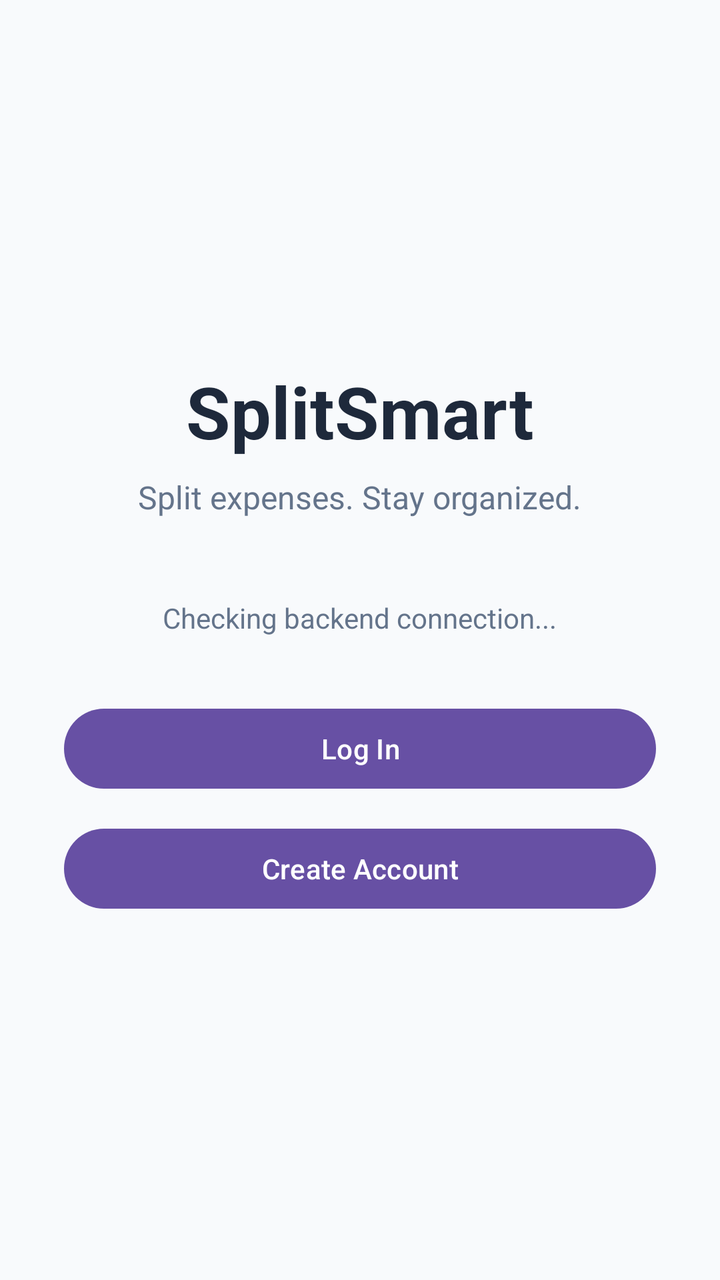
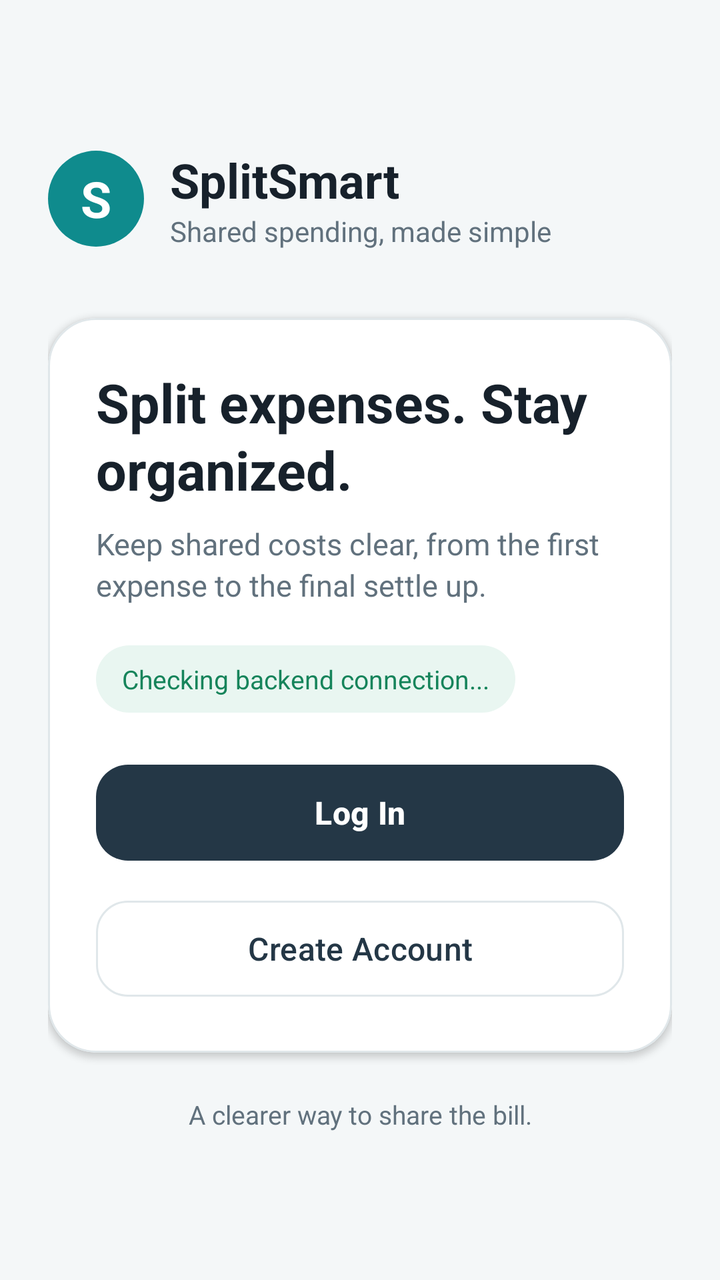

Before-and-after screenshots of an Android layout around one commit, followed by the original layout XML and the change that was made.
<!-- AndroidManifest.xml: application theme Theme.MyApplication -->
<!-- res/layout/activity_main.xml -->
<?xml version="1.0" encoding="utf-8"?>
<LinearLayout
    xmlns:android="http://schemas.android.com/apk/res/android"
    android:layout_width="match_parent"
    android:layout_height="match_parent"
    android:orientation="vertical"
    android:gravity="center"
    android:padding="32dp"
    android:background="#F8FAFC">

    <TextView
        android:id="@+id/tvAppTitle"
        android:layout_width="wrap_content"
        android:layout_height="wrap_content"
        android:text="SplitSmart"
        android:textSize="36sp"
        android:textStyle="bold"
        android:textColor="#1E293B"
        android:layout_marginBottom="8dp" />

    <TextView
        android:layout_width="wrap_content"
        android:layout_height="wrap_content"
        android:text="Split expenses. Stay organized."
        android:textSize="16sp"
        android:textColor="#64748B"
        android:layout_marginBottom="40dp" />

    <TextView
        android:id="@+id/tvConnectionStatus"
        android:layout_width="wrap_content"
        android:layout_height="wrap_content"
        android:text="Checking backend connection..."
        android:textSize="14sp"
        android:textColor="#64748B"
        android:layout_marginBottom="32dp" />

    <Button
        android:id="@+id/btnLogin"
        android:layout_width="match_parent"
        android:layout_height="wrap_content"
        android:text="Log In"
        android:layout_marginBottom="12dp" />

    <Button
        android:id="@+id/btnRegister"
        android:layout_width="match_parent"
        android:layout_height="wrap_content"
        android:text="Create Account" />

    <Button
        android:id="@+id/btnGroups"
        android:layout_width="match_parent"
        android:layout_height="wrap_content"
        android:text="My Groups &amp; Expenses"
        android:visibility="gone" />

    <Button
        android:id="@+id/btnLogout"
        android:layout_width="match_parent"
        android:layout_height="wrap_content"
        android:text="Log Out"
        android:layout_marginTop="16dp"
        android:visibility="gone" />

</LinearLayout>
<!-- resources referenced by this layout -->
<resources>
  <style name="Theme.MyApplication" parent="Base.Theme.MyApplication" />
  <style name="Base.Theme.MyApplication" parent="Theme.Material3.DayNight.NoActionBar">
          
          
      </style>
</resources>

<!-- the commit's change to res/layout/activity_main.xml (unified diff, before → after) -->
@@ -1,66 +1,184 @@
 <?xml version="1.0" encoding="utf-8"?>
-<LinearLayout
-    xmlns:android="http://schemas.android.com/apk/res/android"
+<ScrollView xmlns:android="http://schemas.android.com/apk/res/android"
+    xmlns:app="http://schemas.android.com/apk/res-auto"
     android:layout_width="match_parent"
     android:layout_height="match_parent"
-    android:orientation="vertical"
-    android:gravity="center"
-    android:padding="32dp"
-    android:background="#F8FAFC">
+    android:fillViewport="true"
+    android:background="@color/surface_app">
 
-    <TextView
-        android:id="@+id/tvAppTitle"
-        android:layout_width="wrap_content"
-        android:layout_height="wrap_content"
-        android:text="SplitSmart"
-        android:textSize="36sp"
-        android:textStyle="bold"
-        android:textColor="#1E293B"
-        android:layout_marginBottom="8dp" />
+    <LinearLayout
+        android:layout_width="match_parent"
+        android:layout_height="match_parent"
+        android:orientation="vertical"
+        android:gravity="center_vertical"
+        android:paddingStart="24dp"
+        android:paddingEnd="24dp"
+        android:paddingTop="36dp"
+        android:paddingBottom="36dp">
 
-    <TextView
-        android:layout_width="wrap_content"
-        android:layout_height="wrap_content"
-        android:text="Split expenses. Stay organized."
-        android:textSize="16sp"
-        android:textColor="#64748B"
-        android:layout_marginBottom="40dp" />
+        <LinearLayout
+            android:layout_width="match_parent"
+            android:layout_height="wrap_content"
+            android:gravity="center_vertical"
+            android:orientation="horizontal"
+            android:layout_marginBottom="34dp">
 
-    <TextView
-        android:id="@+id/tvConnectionStatus"
-        android:layout_width="wrap_content"
-        android:layout_height="wrap_content"
-        android:text="Checking backend connection..."
-        android:textSize="14sp"
-        android:textColor="#64748B"
-        android:layout_marginBottom="32dp" />
+            <TextView
+                android:layout_width="48dp"
+                android:layout_height="48dp"
+                android:background="@drawable/bg_brand_mark"
+                android:gravity="center"
+                android:text="S"
+                android:textColor="@color/white"
+                android:textSize="25sp"
+                android:textStyle="bold" />
 
-    <Button
-        android:id="@+id/btnLogin"
-        android:layout_width="match_parent"
-        android:layout_height="wrap_content"
-        android:text="Log In"
-        android:layout_marginBottom="12dp" />
+            <LinearLayout
+                android:layout_width="wrap_content"
+                android:layout_height="wrap_content"
+                android:orientation="vertical"
+                android:layout_marginStart="13dp">
 
-    <Button
-        android:id="@+id/btnRegister"
-        android:layout_width="match_parent"
-        android:layout_height="wrap_content"
-        android:text="Create Account" />
+                <TextView
+                    android:layout_width="wrap_content"
+                    android:layout_height="wrap_content"
+                    android:text="SplitSmart"
+                    android:textColor="@color/ink"
+                    android:textSize="24sp"
+                    android:textStyle="bold" />
 
-    <Button
-        android:id="@+id/btnGroups"
-        android:layout_width="match_parent"
-        android:layout_height="wrap_content"
-        android:text="My Groups &amp; Expenses"
-        android:visibility="gone" />
+                <TextView
+                    android:layout_width="wrap_content"
+                    android:layout_height="wrap_content"
+                    android:text="Shared spending, made simple"
+                    android:textColor="@color/text_secondary"
+                    android:textSize="14sp" />
+            </LinearLayout>
+        </LinearLayout>
 
-    <Button
-        android:id="@+id/btnLogout"
-        android:layout_width="match_parent"
-        android:layout_height="wrap_content"
-        android:text="Log Out"
-        android:layout_marginTop="16dp"
-        android:visibility="gone" />
+        <com.google.android.material.card.MaterialCardView
+            android:layout_width="match_parent"
+            android:layout_height="wrap_content"
+            app:cardBackgroundColor="@color/white"
+            app:cardCornerRadius="24dp"
+            app:cardElevation="2dp"
+            app:strokeColor="@color/card_outline"
+            app:strokeWidth="1dp">
 
-</LinearLayout>
+            <LinearLayout
+                android:layout_width="match_parent"
+                android:layout_height="wrap_content"
+                android:orientation="vertical"
+                android:padding="24dp">
+
+                <TextView
+                    android:layout_width="match_parent"
+                    android:layout_height="wrap_content"
+                    android:text="Split expenses. Stay organized."
+                    android:textColor="@color/ink"
+                    android:textSize="27sp"
+                    android:textStyle="bold"
+                    android:lineSpacingExtra="2dp" />
+
+                <TextView
+                    android:layout_width="match_parent"
+                    android:layout_height="wrap_content"
+                    android:text="Keep shared costs clear, from the first expense to the final settle up."
+                    android:textColor="@color/text_secondary"
+                    android:textSize="15sp"
+                    android:lineSpacingExtra="3dp"
+                    android:layout_marginTop="9dp"
+                    android:layout_marginBottom="20dp" />
+
+                <TextView
+                    android:id="@+id/tvConnectionStatus"
+                    android:layout_width="wrap_content"
+                    android:layout_height="wrap_content"
+                    android:background="@drawable/bg_status_chip"
+                    android:paddingStart="13dp"
+                    android:paddingEnd="13dp"
+                    android:paddingTop="8dp"
+                    android:paddingBottom="8dp"
+                    android:text="Checking backend connection..."
+                    android:textColor="@color/success"
+                    android:textSize="13sp"
+                    android:layout_marginBottom="22dp" />
+
+                <com.google.android.material.button.MaterialButton
+                    android:id="@+id/btnLogin"
+                    android:layout_width="match_parent"
+                    android:layout_height="56dp"
+                    android:text="Log In"
+                    android:textAllCaps="false"
+                    android:textSize="16sp"
+                    android:textStyle="bold"
+                    android:textColor="@color/white"
+                    app:backgroundTint="@color/brand_ink"
+                    app:cornerRadius="16dp" />
+
+                <com.google.android.material.button.MaterialButton
+                    android:id="@+id/btnRegister"
+                    style="@style/Widget.Material3.Button.OutlinedButton"
+                    android:layout_width="match_parent"
+                    android:layout_height="56dp"
+                    android:text="Create Account"
+                    android:textAllCaps="false"
+                    android:textSize="16sp"
+                    android:textColor="@color/brand_ink"
+                    app:strokeColor="@color/card_outline"
+                    app:cornerRadius="16dp"
+                    android:layout_marginTop="12dp" />
+
+                <com.google.android.material.button.MaterialButton
+                    android:id="@+id/btnGroups"
+                    android:layout_width="match_parent"
+                    android:layout_height="56dp"
+                    android:text="My Groups &amp; Expenses"
+                    android:textAllCaps="false"
+                    android:textSize="16sp"
+                    android:textStyle="bold"
+                    android:textColor="@color/white"
+                    app:backgroundTint="@color/brand_ink"
+                    app:cornerRadius="16dp"
+                    android:visibility="gone" />
+
+                <com.google.android.material.button.MaterialButton
+                    android:id="@+id/btnCreateGroup"
+                    android:layout_width="match_parent"
+                    android:layout_height="56dp"
+                    android:text="＋  Create a Group"
+                    android:textAllCaps="false"
+                    android:textSize="16sp"
+                    android:textStyle="bold"
+                    android:textColor="@color/white"
+                    app:backgroundTint="@color/brand_teal"
+                    app:cornerRadius="16dp"
+                    android:layout_marginTop="12dp"
+                    android:visibility="gone" />
+
+                <com.google.android.material.button.MaterialButton
+                    android:id="@+id/btnLogout"
+                    style="@style/Widget.Material3.Button.OutlinedButton"
+                    android:layout_width="match_parent"
+                    android:layout_height="56dp"
+                    android:text="Log Out"
+                    android:textAllCaps="false"
+                    android:textSize="16sp"
+                    android:textColor="@color/brand_ink"
+                    app:strokeColor="@color/card_outline"
+                    app:cornerRadius="16dp"
+                    android:layout_marginTop="12dp"
+                    android:visibility="gone" />
+            </LinearLayout>
+        </com.google.android.material.card.MaterialCardView>
+
+        <TextView
+            android:layout_width="match_parent"
+            android:layout_height="wrap_content"
+            android:gravity="center"
+            android:text="A clearer way to share the bill."
+            android:textColor="@color/text_secondary"
+            android:textSize="13sp"
+            android:layout_marginTop="22dp" />
+    </LinearLayout>
+</ScrollView>
<!-- resource entries referenced after the edit -->
@@ -1,9 +1,30 @@
 <!-- resources referenced by this layout -->
 <resources>
+  <color name="brand_ink">#243746</color>
+  <color name="brand_teal">#0F8B8D</color>
+  <color name="card_outline">#E0E7EA</color>
+  <color name="ink">#17212B</color>
+  <color name="success">#16845B</color>
+  <color name="surface_app">#F4F7F8</color>
+  <color name="text_secondary">#61717D</color>
+  <color name="white">#FFFFFFFF</color>
+  <!-- drawable bg_brand_mark (drawable) -->
+  <?xml version="1.0" encoding="utf-8"?>
+  <shape xmlns:android="http://schemas.android.com/apk/res/android" android:shape="oval">
+      <solid android:color="@color/brand_teal" />
+  </shape>
+  <!-- drawable bg_status_chip (drawable) -->
+  <?xml version="1.0" encoding="utf-8"?>
+  <shape xmlns:android="http://schemas.android.com/apk/res/android" android:shape="rectangle">
+      <solid android:color="#E9F6F1" />
+      <corners android:radius="20dp" />
+  </shape>
   <style name="Theme.MyApplication" parent="Base.Theme.MyApplication" />
   <style name="Base.Theme.MyApplication" parent="Theme.Material3.DayNight.NoActionBar">
-          
-          
+          <item name="colorPrimary">@color/brand_teal</item>
+          <item name="colorOnPrimary">@color/white</item>
+          <item name="colorSecondary">@color/brand_ink</item>
+          <item name="colorOnSecondary">@color/white</item>
       </style>
 </resources>
 
